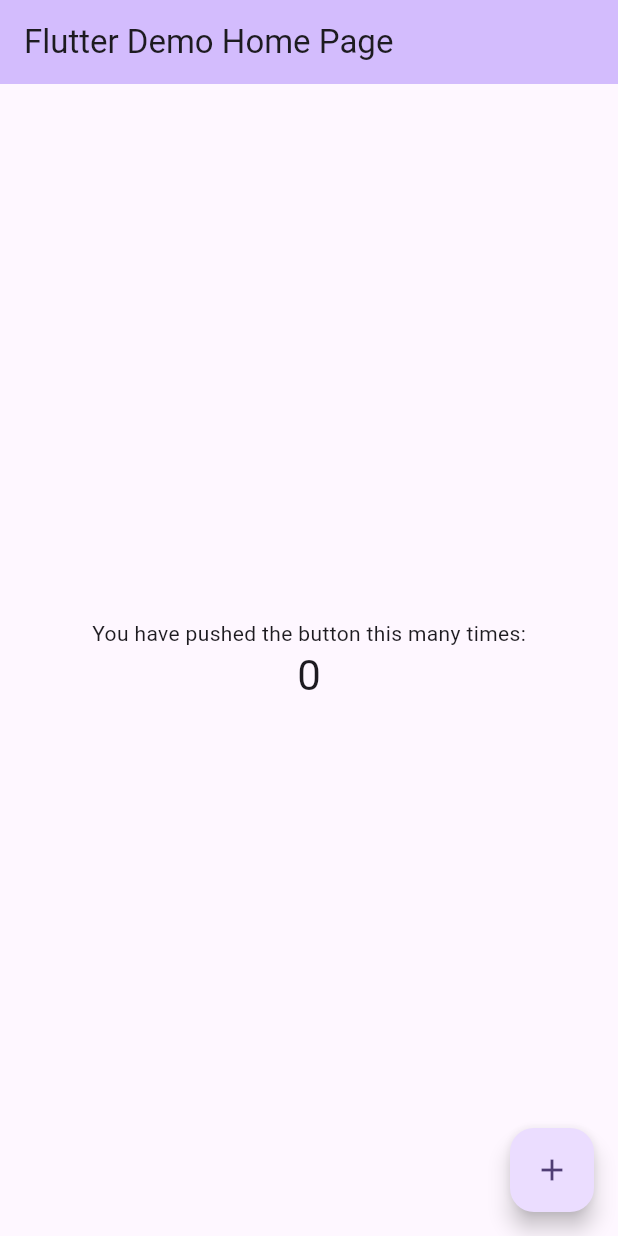
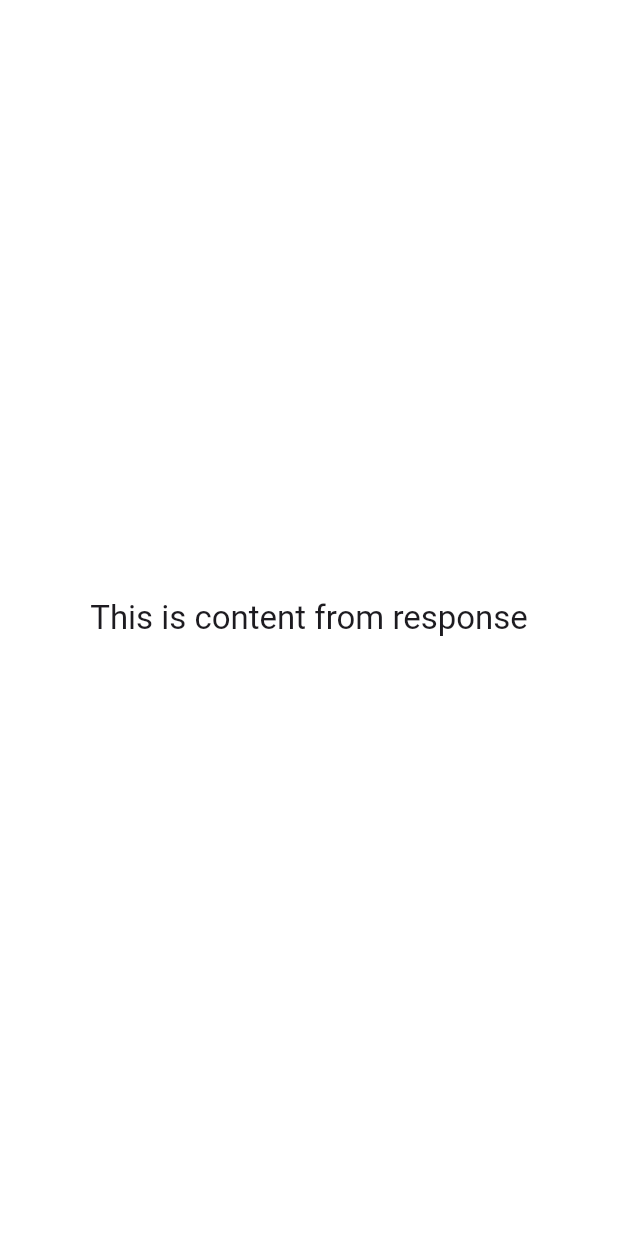
Before and after one commit to taweewong/Flutter-DI, a Flutter app: the screen it shows after launch, on a phone screen of 412 x 824 dp. Run offline on Flutter 3.47's test engine with Material 3 defaults, Android fonts, the phone set to English and light mode, and no system bars; our stand-ins replace flutter_riverpod, get_it, riverpod_annotation; generated files the repository leaves out were written again.

Commit message:
Add getit with manual create dependency

```diff
--- /dev/null
+++ b/lib/getit_manual/model/getit_manual_response.dart
@@ -0,0 +1,5 @@
+class GetItManualResponse {
+  final String? text;
+
+  GetItManualResponse({this.text});
+}
--- /dev/null
+++ b/lib/getit_manual/ui/getit_manual_screen.dart
@@ -0,0 +1,35 @@
+import 'package:flutter/material.dart';
+import 'package:flutter_di/getit_manual/model/getit_manual_response.dart';
+import 'package:flutter_di/getit_manual/ui/getit_manual_view_model.dart';
+import 'package:flutter_riverpod/flutter_riverpod.dart';
+
+class GetItManualScreen extends ConsumerStatefulWidget {
+
+  const GetItManualScreen({super.key});
+
+  @override
+  ConsumerState<GetItManualScreen> createState() => _GetItManualScreenState();
+}
+
+class _GetItManualScreenState extends ConsumerState<GetItManualScreen> {
+
+  @override
+  Widget build(BuildContext context) {
+    GetItManualResponse response = ref.watch(getItManualViewModelProvider);
+
+    final String text = response.text ?? "Response is null";
+
+    return SizedBox.expand(
+      child: Container(
+        decoration: BoxDecoration(
+          color: Colors.white,
+        ),
+        alignment: Alignment.center,
+        child: Text(
+          text,
+          style: Theme.of(context).textTheme.titleLarge,
+        ),
+      ),
+    );
+  }
+}
--- a/lib/main.dart
+++ b/lib/main.dart
@@ -1,7 +1,12 @@
 import 'package:flutter/material.dart';
+import 'package:flutter_di/app_module.dart';
+import 'package:flutter_riverpod/flutter_riverpod.dart';
+
+import 'getit_manual/ui/getit_manual_screen.dart';
 
 void main() {
-  runApp(const MyApp());
+  setupGetIt();
+  runApp(ProviderScope(child: const MyApp()));
 }
 
 class MyApp extends StatelessWidget {
@@ -15,53 +20,7 @@ class MyApp extends StatelessWidget {
       theme: ThemeData(
         colorScheme: ColorScheme.fromSeed(seedColor: Colors.deepPurple),
       ),
-      home: const MyHomePage(title: 'Flutter Demo Home Page'),
+      home: const GetItManualScreen(),
     );
   }
 }
-
-class MyHomePage extends StatefulWidget {
-  const MyHomePage({super.key, required this.title});
-
-  final String title;
-
-  @override
-  State<MyHomePage> createState() => _MyHomePageState();
-}
-
-class _MyHomePageState extends State<MyHomePage> {
-  int _counter = 0;
-
-  void _incrementCounter() {
-    setState(() {
-      _counter++;
-    });
-  }
-
-  @override
-  Widget build(BuildContext context) {
-    return Scaffold(
-      appBar: AppBar(
-        backgroundColor: Theme.of(context).colorScheme.inversePrimary,
-        title: Text(widget.title),
-      ),
-      body: Center(
-        child: Column(
-          mainAxisAlignment: MainAxisAlignment.center,
-          children: <Widget>[
-            const Text('You have pushed the button this many times:'),
-            Text(
-              '$_counter',
-              style: Theme.of(context).textTheme.headlineMedium,
-            ),
-          ],
-        ),
-      ),
-      floatingActionButton: FloatingActionButton(
-        onPressed: _incrementCounter,
-        tooltip: 'Increment',
-        child: const Icon(Icons.add),
-      ), // This trailing comma makes auto-formatting nicer for build methods.
-    );
-  }
-}
```
Also changed, not shown: lib/app_module.dart (added, +8 -0 lines), lib/getit_manual/di/getit_manual_module.dart (added, +14 -0 lines), lib/getit_manual/repository/getit_manual_repository.dart (added, +19 -0 lines), lib/getit_manual/service/getit_manual_service.dart (added, +16 -0 lines), lib/getit_manual/ui/getit_manual_view_model.dart (added, +33 -0 lines), lib/getit_manual/ui/getit_manual_view_model.g.dart (added).
